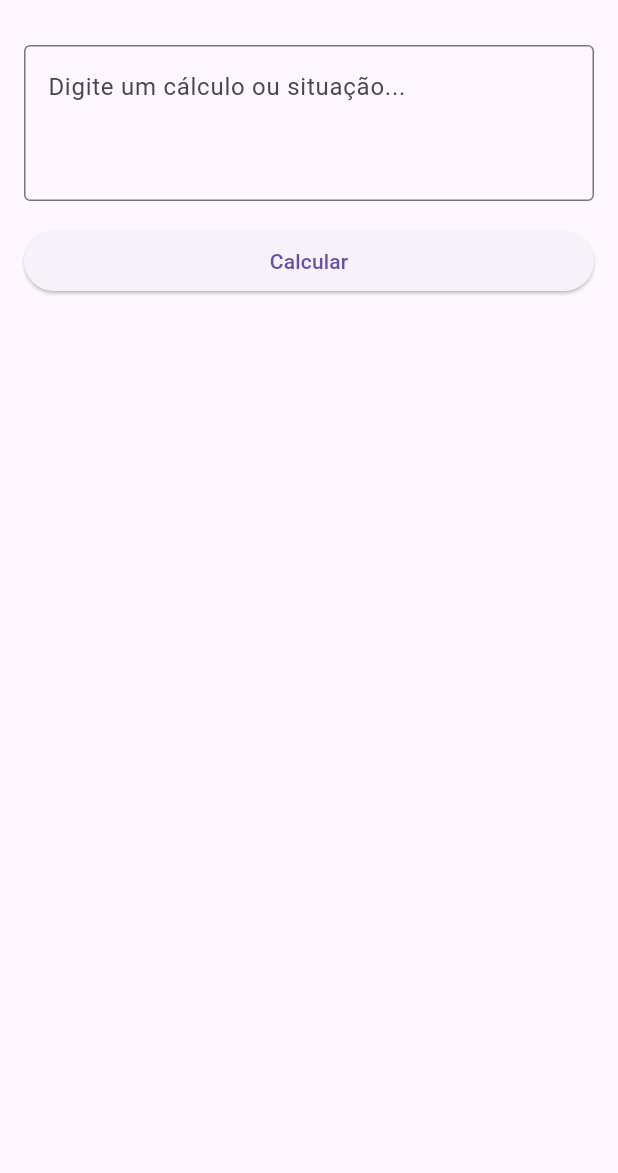
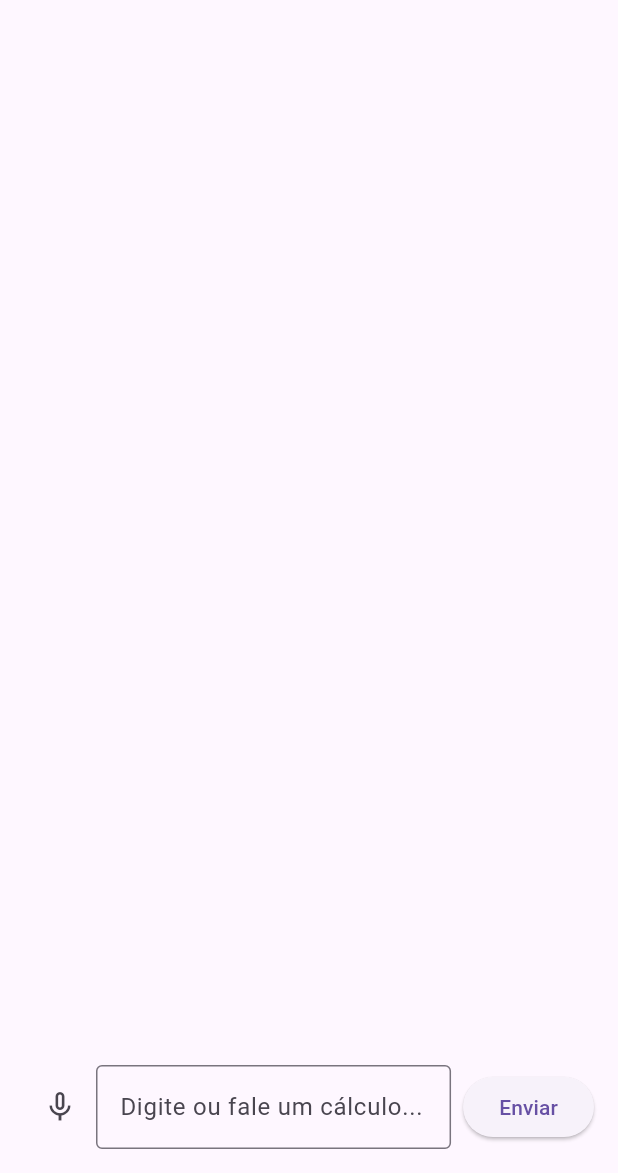
Before and after one commit to NaaDebora/voice-ai-calculator, a Flutter app: the screen it shows after launch, on a phone screen of 412 x 824 dp, the part 63-1236 px from its top. Run offline on Flutter 3.47's test engine with Material 3 defaults, Android fonts, the phone set to English and light mode, and no system bars; our stand-ins replace flutter_dotenv, speech_to_text.

Commit message:
feat: add voice input with speech-to-text and auto-send AI chat

```diff
--- /dev/null
+++ b/lib/features/calculator/message_model.dart
@@ -0,0 +1,6 @@
+class Message {
+  final String text;
+  final bool isUser;
+
+  Message({required this.text, required this.isUser});
+}
--- /dev/null
+++ b/lib/features/calculator/widgets/chat_input.dart
@@ -0,0 +1,44 @@
+import 'package:flutter/material.dart';
+
+class ChatInput extends StatelessWidget {
+  final TextEditingController controller;
+  final VoidCallback onSend;
+  final VoidCallback onMic;
+  final bool loading;
+  final bool isListening;
+
+  const ChatInput({
+    super.key,
+    required this.controller,
+    required this.onSend,
+    required this.onMic,
+    required this.loading,
+    required this.isListening,
+  });
+
+  @override
+  Widget build(BuildContext context) {
+    return Row(
+      children: [
+        IconButton(
+          icon: Icon(isListening ? Icons.mic : Icons.mic_none),
+          onPressed: onMic,
+        ),
+        Expanded(
+          child: TextField(
+            controller: controller,
+            decoration: const InputDecoration(
+              hintText: "Digite ou fale um cálculo...",
+              border: OutlineInputBorder(),
+            ),
+          ),
+        ),
+        const SizedBox(width: 8),
+        ElevatedButton(
+          onPressed: loading ? null : onSend,
+          child: const Text("Enviar"),
+        ),
+      ],
+    );
+  }
+}
--- a/lib/screens/home_screen.dart
+++ b/lib/screens/home_screen.dart
@@ -1,6 +1,11 @@
 import 'package:flutter/material.dart';
+import 'package:voice_ai_calculator/features/calculator/message_model.dart';
 
 import '../services/gemini_service.dart';
+
+import 'package:voice_ai_calculator/features/calculator/widgets/chat_bubble.dart';
+import 'package:voice_ai_calculator/features/calculator/widgets/chat_input.dart';
+import 'package:speech_to_text/speech_to_text.dart' as stt;
 
 class HomeScreen extends StatefulWidget {
   const HomeScreen({super.key});
@@ -11,49 +16,91 @@ class HomeScreen extends StatefulWidget {
 
 class _HomeScreenState extends State<HomeScreen> {
   final TextEditingController controller = TextEditingController();
+  final GeminiService geminiService = GeminiService();
+  final ScrollController scrollController = ScrollController();
 
-  final GeminiService geminiService = GeminiService();
-
-  String result = '';
-
+  List<Message> messages = [];
   bool loading = false;
 
+  late stt.SpeechToText speech;
+  bool isListening = false;
+
+  @override
+  void initState() {
+    super.initState();
+    speech = stt.SpeechToText();
+  }
+
+  // 🎤 VOZ
+  Future<void> listen() async {
+    bool available = await speech.initialize(
+      onStatus: (status) {
+        if (status == 'done' || status == 'notListening') {
+          setState(() => isListening = false);
+        }
+      },
+      onError: (error) {
+        setState(() => isListening = false);
+      },
+    );
+
+    if (available) {
+      setState(() => isListening = true);
+
+      speech.listen(
+        localeId: 'pt_BR',
+        onResult: (result) {
+          setState(() {
+            controller.text = result.recognizedWords;
+          });
+        },
+      );
+    }
+  }
+
+  // 🤖 IA
   Future<void> calculate() async {
-    if (controller.text.trim().isEmpty) {
-      return;
-    }
+    final input = controller.text.trim();
+
+    if (input.isEmpty) return;
+
+    controller.clear();
 
     setState(() {
+      messages.add(Message(text: input, isUser: true));
       loading = true;
-      result = '';
     });
 
+    scrollToBottom();
+
     try {
-      final answer = await geminiService.ask(controller.text.trim());
+      final answer = await geminiService.ask(input);
 
       setState(() {
-        result = answer;
+        messages.add(Message(text: answer, isUser: false));
       });
+
+      scrollToBottom();
     } catch (e) {
       setState(() {
-        result =
-            '''
-Erro ao consultar a IA.
+        messages.add(Message(text: "Erro: $e", isUser: false));
+      });
 
-Verifique:
-
-- Chave API
-- Conexão com internet
-- Limites da API Gemini
-
-Detalhes:
-$e
-''';
-      });
+      scrollToBottom();
     } finally {
       setState(() {
         loading = false;
       });
+    }
+  }
+
+  void scrollToBottom() {
+    if (scrollController.hasClients) {
+      scrollController.animateTo(
+        scrollController.position.maxScrollExtent,
+        duration: const Duration(milliseconds: 300),
+        curve: Curves.easeOut,
+      );
     }
   }
 
@@ -65,46 +112,38 @@ $e
         padding: const EdgeInsets.all(16),
         child: Column(
           children: [
-            TextField(
-              controller: controller,
-              maxLines: 3,
-              decoration: const InputDecoration(
-                border: OutlineInputBorder(),
-                hintText: 'Digite um cálculo ou situação...',
+            Expanded(
+              child: ListView.builder(
+                controller: scrollController,
+                itemCount: messages.length,
+                itemBuilder: (context, index) {
+                  final msg = messages[index];
+                  return ChatBubble(message: msg);
+                },
               ),
             ),
 
-            const SizedBox(height: 16),
-
-            SizedBox(
-              width: double.infinity,
-              child: ElevatedButton(
-                onPressed: loading ? null : calculate,
-                child: const Text('Calcular'),
-              ),
-            ),
-
-            const SizedBox(height: 24),
-
             if (loading) const CircularProgressIndicator(),
 
-            if (!loading && result.isNotEmpty)
-              Expanded(
-                child: Card(
-                  child: Padding(
-                    padding: const EdgeInsets.all(16),
-                    child: SingleChildScrollView(
-                      child: SelectableText(
-                        result,
-                        style: const TextStyle(fontSize: 16),
-                      ),
-                    ),
-                  ),
-                ),
-              ),
+            const SizedBox(height: 8),
+
+            ChatInput(
+              controller: controller,
+              onSend: calculate,
+              onMic: listen,
+              loading: loading,
+              isListening: isListening,
+            ),
           ],
         ),
       ),
     );
   }
+
+  @override
+  void dispose() {
+    scrollController.dispose();
+    controller.dispose();
+    super.dispose();
+  }
 }
--- a/pubspec.yaml
+++ b/pubspec.yaml
@@ -37,7 +37,7 @@ dependencies:
 
   flutter_riverpod: ^2.6.1
   flutter_dotenv: ^5.2.1
-  speech_to_text: ^7.0.0
+  speech_to_text: ^7.4.0
   flutter_tts: ^4.2.2
   http: ^1.2.2
 
```
Also changed, not shown: lib/features/calculator/widgets/chat_bubble.dart (added, +33 -0 lines), lib/services/speech_service.dart (added, +27 -0 lines).
